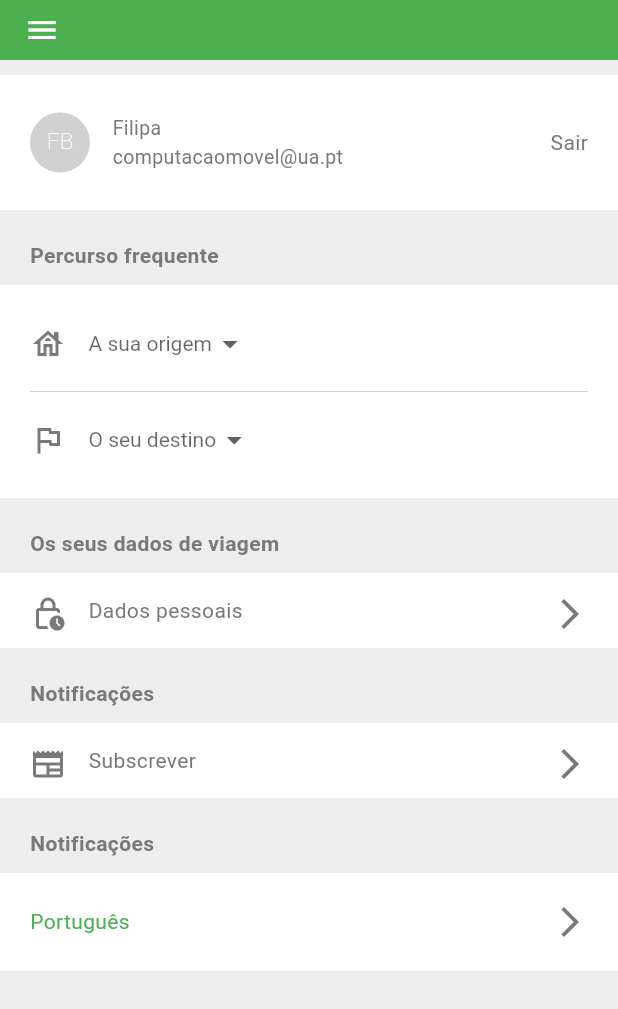
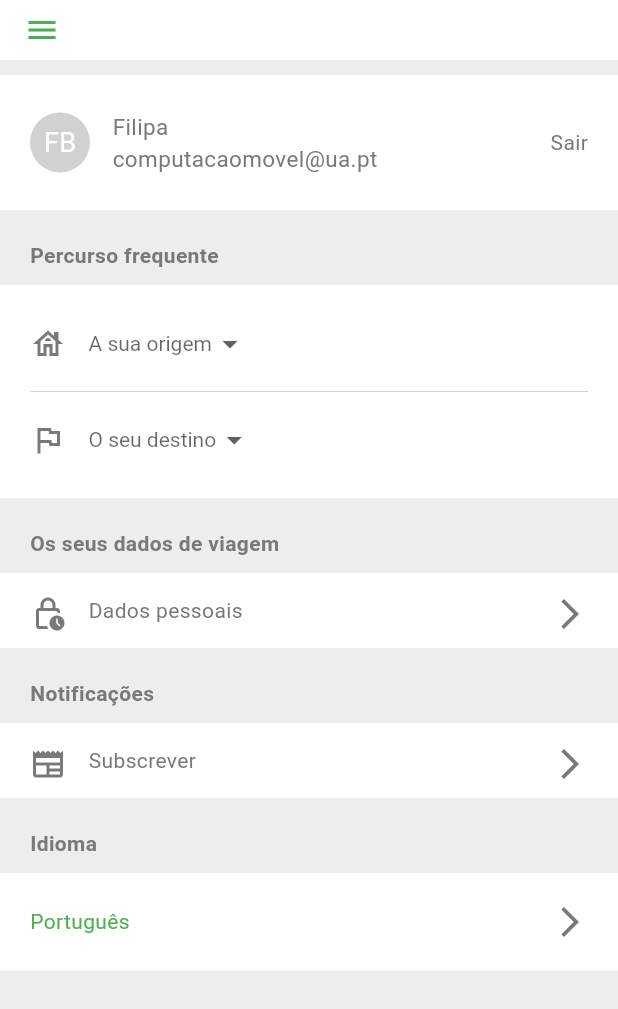
Before and after one commit to FilipaTista/CP_clone, a Flutter app: the screen it shows after launch, in the side drawer, after a tap on "FB", on a phone screen of 412 x 824 dp. Shown: the top 1009 px of the screen. Run offline on Flutter 3.47's test engine with Material 3 defaults, Android fonts, the phone set to English and light mode, and no system bars.

Commit message:
alteracoes pipa

```diff
--- a/lib/menu_lateral/definicoes.dart
+++ b/lib/menu_lateral/definicoes.dart
@@ -13,8 +13,8 @@ class Settings extends StatelessWidget {
 
     return Scaffold(
         appBar: AppBar(
-          backgroundColor: Colors.green,
-          iconTheme: IconThemeData(color: Colors.white),
+          backgroundColor: Colors.white,
+          iconTheme: IconThemeData(color: Colors.green),
           toolbarHeight: 40,
         ),
         drawer: MenuLateral(),
@@ -42,9 +42,9 @@ class Settings extends StatelessWidget {
                           child: Text(
                             "FB",
                             style: TextStyle(
-                              fontSize: 15,
+                              fontSize: 18,
                               color: Colors.white,
-                              fontWeight: FontWeight.w200,
+                              fontWeight: FontWeight.w400,
                             ),
                           ),
                         ),
@@ -58,7 +58,7 @@ class Settings extends StatelessWidget {
                               'Filipa\ncomputacaomovel@ua.pt',
                               style: TextStyle(
                                 color: Color.fromARGB(255, 121, 121, 121),
-                                fontSize: 13,
+                                fontSize: 15,
                               ),
                             ),
                           ],
@@ -236,7 +236,7 @@ class Settings extends StatelessWidget {
             Padding(
               padding: const EdgeInsets.fromLTRB(20, 10, 20, 10),
               child: Text(
-                "Notificações",
+                "Idioma",
                 style: TextStyle(
                     color: Color.fromARGB(255, 121, 121, 121),
                     fontWeight: FontWeight.bold),
--- a/lib/menu_lateral/menu_lateral.dart
+++ b/lib/menu_lateral/menu_lateral.dart
@@ -20,13 +20,14 @@ class MenuLateral extends StatelessWidget {
         children: [
           GestureDetector(
             onTap: () {
-              //abrir definiçoes
               if (sideMenuProvider.option != 'opt6') {
                 sideMenuProvider.updateOption('opt6');
                 Navigator.push(
                   context,
                   MaterialPageRoute(builder: (context) => const Settings()),
                 );
+              } else {
+                Navigator.pop(context);
               }
             },
             child: SizedBox(
@@ -43,9 +44,9 @@ class MenuLateral extends StatelessWidget {
                       child: Text(
                         "FB",
                         style: TextStyle(
-                          fontSize: 15,
+                          fontSize: 18,
                           color: Colors.white,
-                          fontWeight: FontWeight.w200,
+                          fontWeight: FontWeight.w400,
                         ),
                       ),
                     ),
@@ -77,13 +78,14 @@ class MenuLateral extends StatelessWidget {
                       : Colors.black),
             ),
             onTap: () {
-              // Check if not already in page
               if (sideMenuProvider.option != 'opt1') {
                 sideMenuProvider.updateOption('opt1');
                 Navigator.push(
                   context,
                   MaterialPageRoute(builder: (context) => const MyHomePage()),
                 );
+              } else {
+                Navigator.pop(context);
               }
             },
           ),
@@ -102,13 +104,14 @@ class MenuLateral extends StatelessWidget {
                       : Colors.black),
             ),
             onTap: () {
-              // Ação para a página de configurações
               if (sideMenuProvider.option != 'opt2') {
                 sideMenuProvider.updateOption('opt2');
                 Navigator.push(
                   context,
                   MaterialPageRoute(builder: (context) => const NextTrains()),
                 );
+              } else {
+                Navigator.pop(context);
               }
             },
           ),
@@ -127,13 +130,14 @@ class MenuLateral extends StatelessWidget {
                       : Colors.black),
             ),
             onTap: () {
-              // Ação para a página de configurações
               if (sideMenuProvider.option != 'opt3') {
                 sideMenuProvider.updateOption('opt3');
                 Navigator.push(
                   context,
                   MaterialPageRoute(builder: (context) => const MyHomePage()),
                 );
+              } else {
+                Navigator.pop(context);
               }
             },
           ),
@@ -152,13 +156,14 @@ class MenuLateral extends StatelessWidget {
                       : Colors.black),
             ),
             onTap: () {
-              // Ação para a página de configurações
               if (sideMenuProvider.option != 'opt4') {
                 sideMenuProvider.updateOption('opt4');
                 Navigator.push(
                   context,
                   MaterialPageRoute(builder: (context) => const MyHomePage()),
                 );
+              } else {
+                Navigator.pop(context);
               }
             },
           ),
@@ -177,19 +182,20 @@ class MenuLateral extends StatelessWidget {
                       : Colors.black),
             ),
             onTap: () {
-              // Ação para a página de configurações
               if (sideMenuProvider.option != 'opt5') {
                 sideMenuProvider.updateOption('opt5');
                 Navigator.push(
                   context,
                   MaterialPageRoute(builder: (context) => const MyHomePage()),
                 );
+              } else {
+                Navigator.pop(context);
               }
             },
           ),
           Divider(
-            color: Colors.grey, // Cor da linha
-            thickness: 1, // Espessura da linha
+            color: Colors.grey,
+            thickness: 1,
           ),
           ListTile(
             leading: Icon(
@@ -206,13 +212,14 @@ class MenuLateral extends StatelessWidget {
                       : Colors.black),
             ),
             onTap: () {
-              // Ação para a página de configurações
               if (sideMenuProvider.option != 'opt6') {
                 sideMenuProvider.updateOption('opt6');
                 Navigator.push(
                   context,
                   MaterialPageRoute(builder: (context) => const Settings()),
                 );
+              } else {
+                Navigator.pop(context);
               }
             },
           ),
@@ -231,13 +238,14 @@ class MenuLateral extends StatelessWidget {
                       : Colors.black),
             ),
             onTap: () {
-              // Ação para a página de contatos
               if (sideMenuProvider.option != 'opt7') {
                 sideMenuProvider.updateOption('opt7');
                 Navigator.push(
                   context,
                   MaterialPageRoute(builder: (context) => const MyHomePage()),
                 );
+              } else {
+                Navigator.pop(context);
               }
             },
           ),
@@ -256,13 +264,14 @@ class MenuLateral extends StatelessWidget {
                       : Colors.black),
             ),
             onTap: () {
-              // Ação para a página de configurações
               if (sideMenuProvider.option != 'opt8') {
                 sideMenuProvider.updateOption('opt8');
                 Navigator.push(
                   context,
                   MaterialPageRoute(builder: (context) => const MyHomePage()),
                 );
+              } else {
+                Navigator.pop(context);
               }
             },
           ),
@@ -281,13 +290,14 @@ class MenuLateral extends StatelessWidget {
                       : Colors.black),
             ),
             onTap: () {
-              // Ação para a página de configurações
               if (sideMenuProvider.option != 'opt9') {
                 sideMenuProvider.updateOption('opt9');
                 Navigator.push(
                   context,
                   MaterialPageRoute(builder: (context) => const MyHomePage()),
                 );
+              } else {
+                Navigator.pop(context);
               }
             },
           ),
@@ -306,13 +316,14 @@ class MenuLateral extends StatelessWidget {
                       : Colors.black),
             ),
             onTap: () {
-              // Ação para a página de configurações
               if (sideMenuProvider.option != 'opt10') {
                 sideMenuProvider.updateOption('opt10');
                 Navigator.push(
                   context,
                   MaterialPageRoute(builder: (context) => const MyHomePage()),
                 );
+              } else {
+                Navigator.pop(context);
               }
             },
           ),
@@ -331,13 +342,14 @@ class MenuLateral extends StatelessWidget {
                       : Colors.black),
             ),
             onTap: () {
-              // Ação para a página de configurações
               if (sideMenuProvider.option != 'opt11') {
                 sideMenuProvider.updateOption('opt11');
                 Navigator.push(
                   context,
                   MaterialPageRoute(builder: (context) => const MyHomePage()),
                 );
+              } else {
+                Navigator.pop(context);
               }
             },
           ),
--- a/lib/menu_lateral/proximos_comboios.dart
+++ b/lib/menu_lateral/proximos_comboios.dart
@@ -50,7 +50,7 @@ class NextTrains extends StatelessWidget {
                     'Qual o próximo comboio?',
                     style: TextStyle(
                       color: Colors.white,
-                      fontSize: 40,
+                      fontSize: 30,
                       fontWeight: FontWeight.w300,
                     ),
                   ),
--- a/lib/pagina_inicial.dart
+++ b/lib/pagina_inicial.dart
@@ -238,9 +238,9 @@ class _MyHomePageState extends State<MyHomePage> {
                           )
                         ],
                       )),
-            SizedBox(height: 16),
+            SizedBox(height: 15),
             Padding(
-              padding: const EdgeInsets.all(15.0),
+              padding: const EdgeInsets.only(left: 15, right: 15),
               child: ElevatedButton(
                 onPressed: (locationProvider.arrivalLocation != null &&
                         locationProvider.departureLocation != null)
--- a/lib/providers/side_menu_provider.dart
+++ b/lib/providers/side_menu_provider.dart
@@ -1,12 +1,12 @@
 import 'package:flutter/foundation.dart';
 
 class SideMenuProvider with ChangeNotifier {
-  String _sideMenuOption = 'opt1'; // Valor inicial
+  String _sideMenuOption = 'opt1';
 
   String get option => _sideMenuOption;
 
   void updateOption(String newOption) {
     _sideMenuOption = newOption;
-    notifyListeners(); // Notifica os ouvintes sobre a mudança
+    notifyListeners();
   }
 }
```
